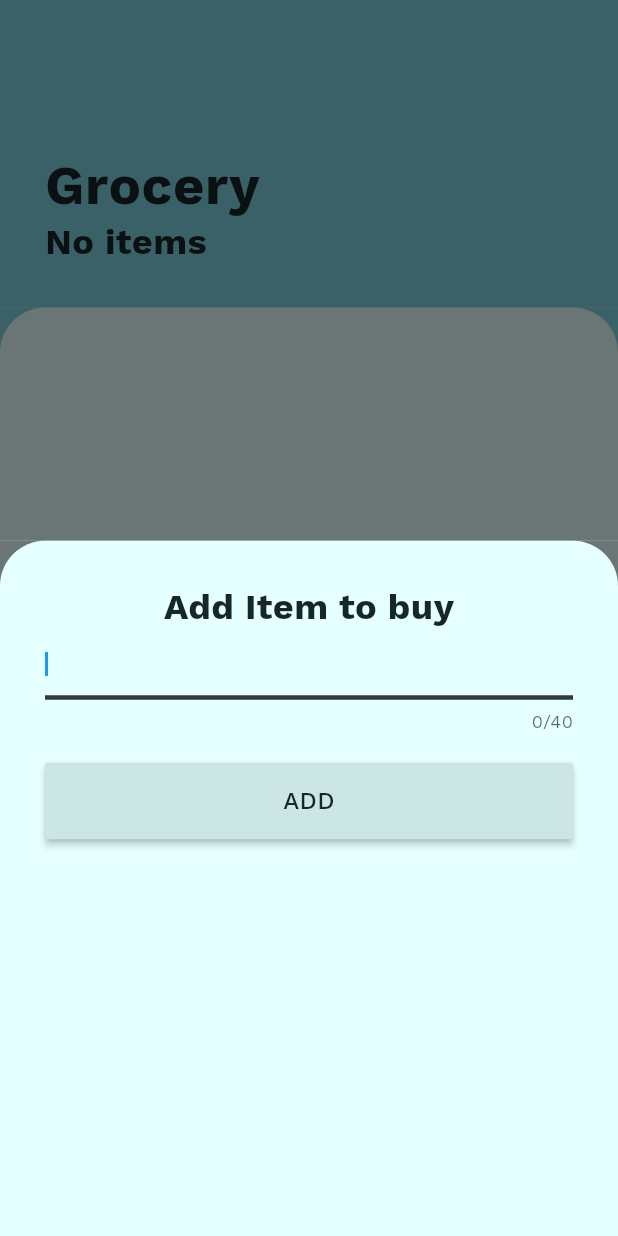
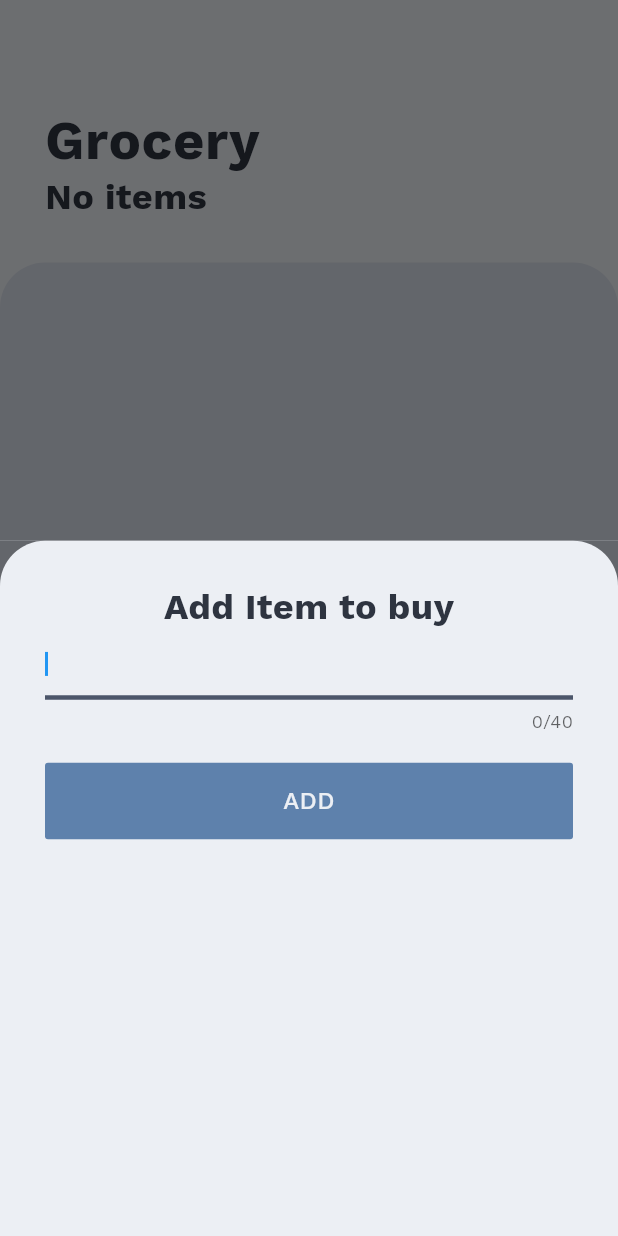
Before and after one commit to chunghha/simple_grocery, a Flutter app: the screen it shows after launch, after a tap on the "add" icon, on a phone screen of 412 x 824 dp. Run offline on Flutter 3.47's test engine with Material 2 defaults, Android fonts, the phone set to English and light mode, and no system bars.

Commit message:
chore: update colors

```diff
--- a/lib/app.dart
+++ b/lib/app.dart
@@ -14,10 +14,10 @@ class MyApp extends StatelessWidget {
       child: MaterialApp(
           title: 'Simple Grocery',
           theme: ThemeData(
-            primaryColor: AppTheme.primaryColor,
-            accentColor: AppTheme.accentColor,
-            scaffoldBackgroundColor: AppTheme.notWhite,
-            canvasColor: AppTheme.notWhite,
+            primaryColor: AppTheme.nord10,
+            accentColor: AppTheme.nord11,
+            scaffoldBackgroundColor: AppTheme.nord6,
+            canvasColor: AppTheme.nord5,
             textTheme: AppTheme.textTheme,
           ),
           home: Home()),
--- a/lib/styling.dart
+++ b/lib/styling.dart
@@ -3,27 +3,23 @@ import 'package:flutter/material.dart';
 class AppTheme {
   AppTheme._();
 
-  static const Color primaryColor = const Color(0xFF005DAA);
-  static const Color accentColor = const Color(0xFFDA291C);
-
-  static const Color orange = Color(0xFFFAAB1A);
-  static const Color sky = Color(0xFF80D4E2);
-  static const Color polvere = Color(0xFFE6FFFF);
-  static const Color velato = Color(0xFFCCE6E6);
-  static const Color velato_darken = Color(0xFF6A7575);
-  static const Color notWhite = Color(0xFFEDF0F2);
-  static const Color nearlyWhite = Color(0xFFFEFEFE);
-  static const Color nearlyBlack = Color(0xFF213333);
-  static const Color grey = Color(0xFF3A5160);
-  static const Color dark_grey = Color(0xFF313A44);
-
-  static const Color darkText = Color(0xFF253840);
-  static const Color darkerText = Color(0xFF17262A);
-  static const Color lightText = Color(0xFF4A6572);
-  static const Color deactivatedText = Color(0xFF767676);
-  static const Color dismissibleBackground = Color(0xFF364A54);
-  static const Color chipBackground = Color(0xFFEEF1F3);
-  static const Color spacer = Color(0xFFF2F2F2);
+  static const Color nord0 = const Color(0xFF2E3440);
+  static const Color nord1 = const Color(0xFF3B4252);
+  static const Color nord2 = const Color(0xFF434C5E);
+  static const Color nord3 = const Color(0xFF4C566A);
+  static const Color nord4 = const Color(0xFFD8DEE9);
+  static const Color nord4_darken = const Color(0xFF63666B);
+  static const Color nord5 = const Color(0xFFE5E9F0);
+  static const Color nord6 = const Color(0xFFECEFF4);
+  static const Color nord7 = const Color(0xFF8FBCBB);
+  static const Color nord8 = const Color(0xFF88C0D0);
+  static const Color nord9 = const Color(0xFF81A1C1);
+  static const Color nord10 = const Color(0xFF5E81AC);
+  static const Color nord11 = const Color(0xFFBF616A);
+  static const Color nord12 = const Color(0xFFD08770);
+  static const Color nord13 = const Color(0xFFEBCB8B);
+  static const Color nord14 = const Color(0xFFA3BE8C);
+  static const Color nord15 = const Color(0xFFB48EAD);
 
   static const TextTheme textTheme = TextTheme(
     display1: display1,
@@ -42,7 +38,7 @@ class AppTheme {
     fontSize: 36,
     letterSpacing: 0.4,
     height: 0.9,
-    color: darkerText,
+    color: nord0,
   );
 
   static const TextStyle headline = TextStyle( // h5 -> headline
@@ -50,7 +46,7 @@ class AppTheme {
     fontWeight: FontWeight.bold,
     fontSize: 24,
     letterSpacing: 0.27,
-    color: darkerText,
+    color: nord0,
   );
 
   static const TextStyle title = TextStyle( // h6 -> title
@@ -58,7 +54,7 @@ class AppTheme {
     fontWeight: FontWeight.bold,
     fontSize: 16,
     letterSpacing: 0.18,
-    color: darkerText,
+    color: nord0,
   );
 
   static const TextStyle subtitle = TextStyle( // subtitle2 -> subtitle
@@ -66,7 +62,7 @@ class AppTheme {
     fontWeight: FontWeight.w400,
     fontSize: 14,
     letterSpacing: -0.04,
-    color: darkText,
+    color: nord1,
   );
 
   static const TextStyle body2 = TextStyle( // body1 -> body2
@@ -74,7 +70,7 @@ class AppTheme {
     fontWeight: FontWeight.w400,
     fontSize: 14,
     letterSpacing: 0.2,
-    color: darkText,
+    color: nord1,
   );
 
   static const TextStyle body1 = TextStyle( // body2 -> body1
@@ -82,7 +78,7 @@ class AppTheme {
     fontWeight: FontWeight.w400,
     fontSize: 16,
     letterSpacing: -0.05,
-    color: darkText,
+    color: nord1,
   );
 
   static const TextStyle caption = TextStyle( // Caption -> caption
@@ -90,7 +86,7 @@ class AppTheme {
     fontWeight: FontWeight.w400,
     fontSize: 12,
     letterSpacing: 0.2,
-    color: lightText, // was lightText
+    color: nord2, // was lightText
   );
 
   static const TextStyle button = TextStyle( // Button -> button
@@ -98,6 +94,6 @@ class AppTheme {
     fontWeight: FontWeight.w500,
     fontSize: 16,
     letterSpacing: 0.2,
-    color: darkerText,
+    color: nord6,
   );
 }
--- a/lib/widgets/add-item.dart
+++ b/lib/widgets/add-item.dart
@@ -18,11 +18,11 @@ class _AddItemFormState extends State<AddItemForm> {
   Widget build(BuildContext context) {
     var itemList = Provider.of<ItemList>(context);
     return Container(
-      color: AppTheme.velato_darken,
+      color: AppTheme.nord4_darken,
       child: Container(
         padding: EdgeInsets.all(30),
         decoration: BoxDecoration(
-          color: AppTheme.polvere,
+          color: AppTheme.nord6,
           borderRadius: BorderRadius.only(
             topLeft: Radius.circular(30),
             topRight: Radius.circular(30),
@@ -45,7 +45,7 @@ class _AddItemFormState extends State<AddItemForm> {
                 errorText: isValidate ? 'Please enter a value' : null,
                 focusedBorder: UnderlineInputBorder(
                     borderSide: new BorderSide(
-                      color: AppTheme.dark_grey,
+                      color: AppTheme.nord3,
                       width: 3,
                     )),
               ),
@@ -53,8 +53,8 @@ class _AddItemFormState extends State<AddItemForm> {
             SizedBox(
               height: 20,
             ),
-            RaisedButton(
-              color: AppTheme.velato,
+            FlatButton(
+              color: AppTheme.nord10,
               onPressed: () {
                 if (itemValue == null || itemValue.length == 0) {
                   setState(() {
--- a/lib/widgets/home.dart
+++ b/lib/widgets/home.dart
@@ -25,9 +25,9 @@ class Home extends StatelessWidget {
         child: Column(
           children: <Widget>[
             Container(
-              color: AppTheme.sky,
+              color: AppTheme.nord6,
               width: double.infinity,
-              padding: EdgeInsets.fromLTRB(30, 80, 30, 30),
+              padding: EdgeInsets.fromLTRB(30, 50, 30, 30),
               child: Column(
                 crossAxisAlignment: CrossAxisAlignment.start,
                 mainAxisAlignment: MainAxisAlignment.start,
@@ -50,10 +50,10 @@ class Home extends StatelessWidget {
             Expanded(
               flex: 5,
               child: Container(
-                color: AppTheme.sky,
+                color: AppTheme.nord6,
                 child: Container(
                   decoration: BoxDecoration(
-                    color: AppTheme.polvere,
+                    color: AppTheme.nord4,
                     borderRadius: BorderRadius.only(
                       topLeft: Radius.circular(30),
                       topRight: Radius.circular(30),
```
Also changed, not shown: 1 other file.
